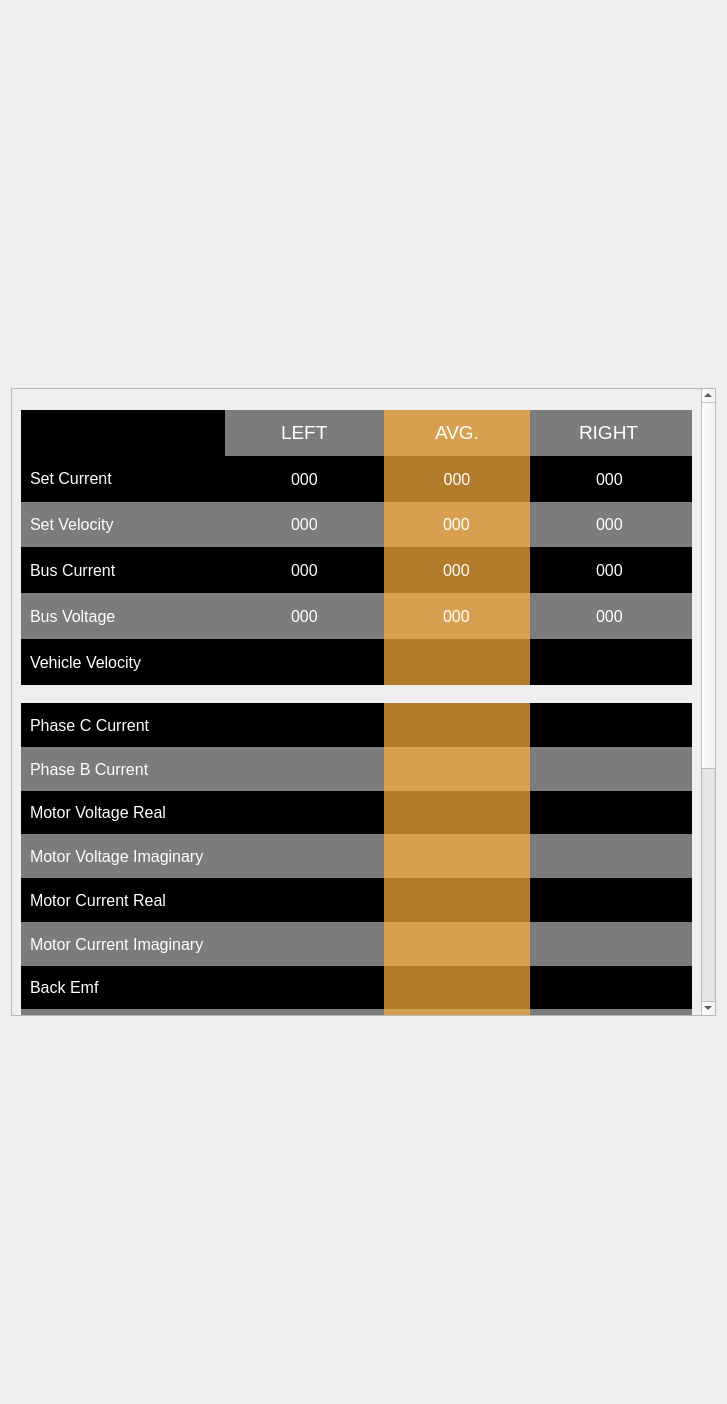
Before: the Qt Designer form src/ViewLayer/DebugDisplay/MotorPage/MotorUi/MotorUi.ui in UCSolarCarTeam/Epsilon-Dashboard, drawn with Qt 5.
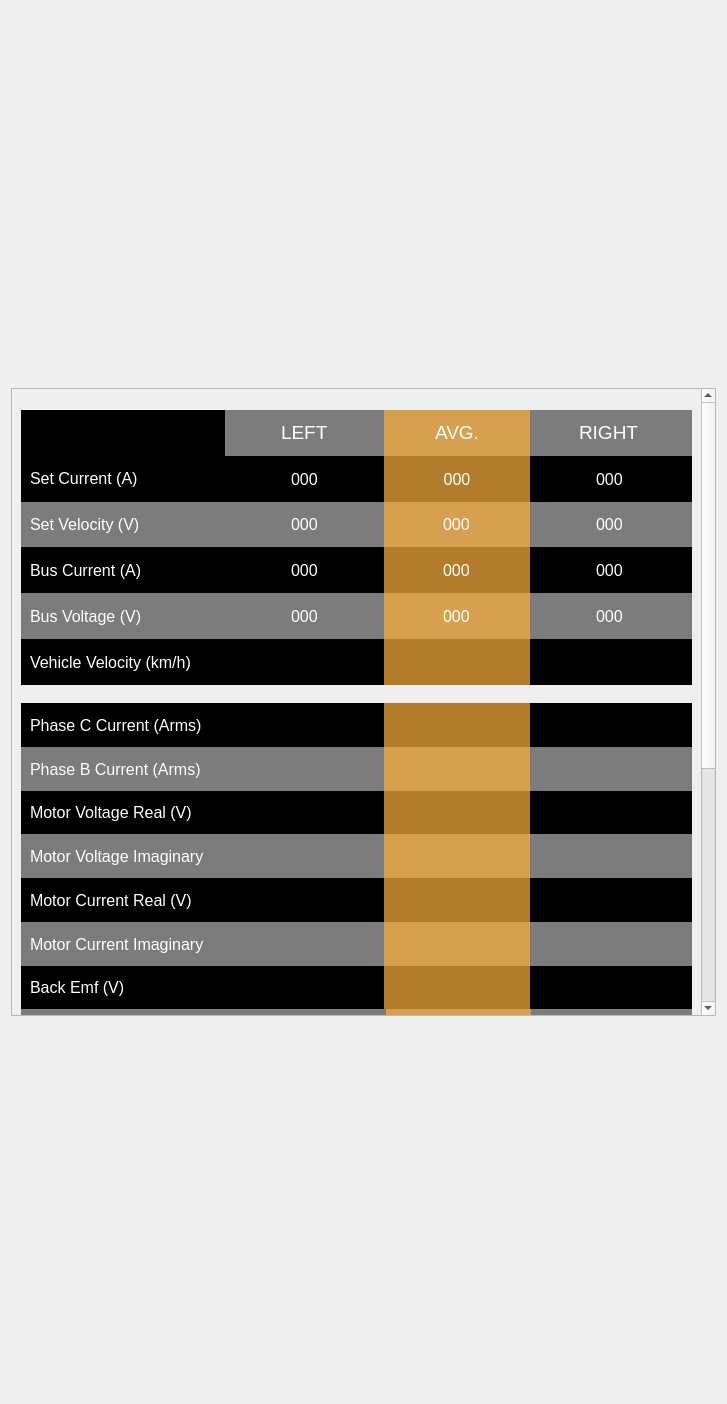
After: the same form once the commit is applied.

Commit message: Add units to Motor page in Debug display

What changed in the file:
```diff
--- a/src/ViewLayer/DebugDisplay/MotorPage/MotorUi/MotorUi.ui
+++ b/src/ViewLayer/DebugDisplay/MotorPage/MotorUi/MotorUi.ui
@@ -151,7 +151,7 @@
                 <string notr="true">color: white;</string>
                </property>
                <property name="text">
-                <string>&lt;html&gt;&lt;head/&gt;&lt;body&gt;&lt;p&gt;Set Current&lt;/p&gt;&lt;/body&gt;&lt;/html&gt;</string>
+                <string>&lt;html&gt;&lt;head/&gt;&lt;body&gt;&lt;p&gt;Set Current (A)&lt;/p&gt;&lt;/body&gt;&lt;/html&gt;</string>
                </property>
               </widget>
              </item>
@@ -256,7 +256,7 @@
 </string>
                </property>
                <property name="text">
-                <string>Set Velocity</string>
+                <string>Set Velocity (V)</string>
                </property>
               </widget>
              </item>
@@ -355,7 +355,7 @@
                 <string notr="true">color: white;</string>
                </property>
                <property name="text">
-                <string>Bus Current</string>
+                <string>Bus Current (A)</string>
                </property>
               </widget>
              </item>
@@ -453,7 +453,7 @@
 background: transparent;</string>
                </property>
                <property name="text">
-                <string>Bus Voltage</string>
+                <string>Bus Voltage (V)</string>
                </property>
               </widget>
              </item>
@@ -555,7 +555,7 @@
                 <string notr="true">color: white;</string>
                </property>
                <property name="text">
-                <string>Vehicle Velocity</string>
+                <string>Vehicle Velocity (km/h)</string>
                </property>
               </widget>
              </item>
@@ -822,7 +822,7 @@
                 <string notr="true">color: white;</string>
                </property>
                <property name="text">
-                <string>Back Emf</string>
+                <string>Back Emf (V)</string>
                </property>
               </widget>
              </item>
@@ -1290,7 +1290,7 @@
 </string>
                </property>
                <property name="text">
-                <string>Motor Current Real</string>
+                <string>Motor Current Real (V)</string>
                </property>
               </widget>
              </item>
@@ -1388,7 +1388,7 @@
 background: transparent;</string>
                </property>
                <property name="text">
-                <string>Voltage Rail 15V Supply</string>
+                <string>Voltage Rail 15V Supply (V)</string>
                </property>
               </widget>
              </item>
@@ -1488,7 +1488,7 @@
 background: transparent;</string>
                </property>
                <property name="text">
-                <string>Phase B Current</string>
+                <string>Phase B Current (Arms)</string>
                </property>
               </widget>
              </item>
@@ -2010,7 +2010,7 @@
                 <string notr="true">color: white;</string>
                </property>
                <property name="text">
-                <string>Motor Voltage Real</string>
+                <string>Motor Voltage Real (V)</string>
                </property>
               </widget>
              </item>
@@ -2219,7 +2219,7 @@
                 <string notr="true">color: white;</string>
                </property>
                <property name="text">
-                <string>Phase C Current</string>
+                <string>Phase C Current (Arms)</string>
                </property>
               </widget>
              </item>
```
Left out of the diff: 256 changed lines with no effect on the pictures.
